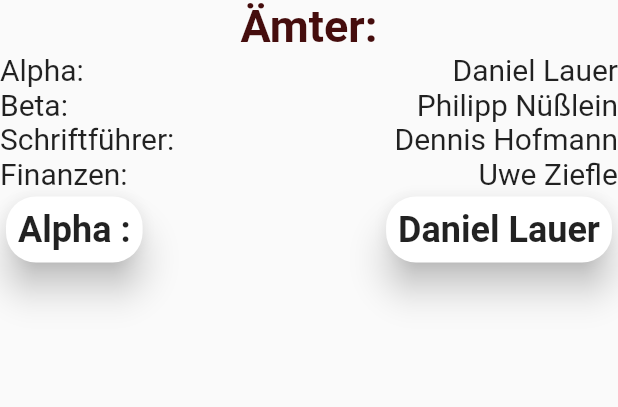
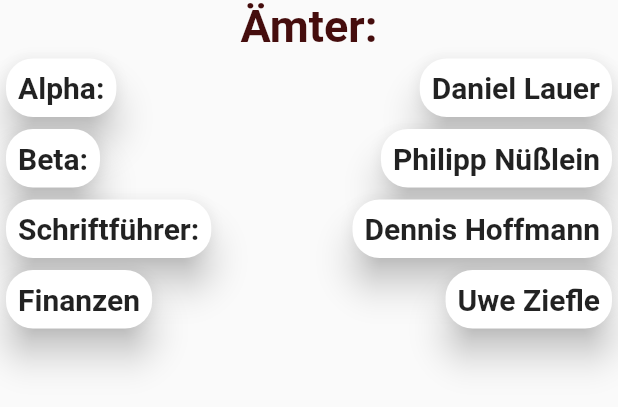
Before and after one commit to Philnue/hirschboeoeg_app, a Flutter app: the AemterWidget widget shown alone on an empty page, opened directly, on a phone screen of 412 x 824 dp. Shown: the top 407 px of the screen. Run offline on Flutter 3.47's test engine with Material 2 defaults, Android fonts, the phone set to English and light mode, and no system bars; our stand-ins replace hive_flutter; accounts and stored records are empty; network calls fail.

Commit message:
made UI CHanges

```diff
--- a/lib/kalendar_page.dart
+++ b/lib/kalendar_page.dart
@@ -36,8 +36,7 @@ class _KalendarClassState extends State<KalendarClass> {
   void loadData() async {
     try {
       HttpHelper httpHelper = HttpHelper();
-      var data =
-          await httpHelper.loadAllTermine(consts.Constants.loadAllTermine);
+      var data = await httpHelper.loadAllTermine();
 
       setState(() {
         transferdata(data);
--- a/lib/widgets/aemter.dart
+++ b/lib/widgets/aemter.dart
@@ -1,4 +1,6 @@
-import 'package:boeoeg_app/widgets/aetmertext.dart';
+import 'package:boeoeg_app/widgets/aemterCard.dart';
+
+import 'package:boeoeg_app/widgets/mitgliederView.dart';
 import 'package:flutter/cupertino.dart';
 import 'package:flutter/material.dart';
 
@@ -29,8 +31,8 @@ class _AemterWidgetState extends State<AemterWidget> {
               Row(
                 mainAxisAlignment: MainAxisAlignment.spaceBetween,
                 children: [
-                  const AemterText(text: "Alpha:"),
-                  const AemterText(
+                  const AemterCard(text: "Alpha:"),
+                  const AemterCard(
                     text: "Daniel Lauer",
                   ),
                 ],
@@ -38,8 +40,8 @@ class _AemterWidgetState extends State<AemterWidget> {
               Row(
                 mainAxisAlignment: MainAxisAlignment.spaceBetween,
                 children: [
-                  AemterText(text: "Beta:"),
-                  AemterText(
+                  const AemterCard(text: "Beta:"),
+                  const AemterCard(
                     text: "Philipp Nüßlein",
                   ),
                 ],
@@ -47,55 +49,22 @@ class _AemterWidgetState extends State<AemterWidget> {
               Row(
                 mainAxisAlignment: MainAxisAlignment.spaceBetween,
                 children: [
-                  AemterText(text: "Schriftführer:"),
-                  AemterText(
-                    text: "Dennis Hofmann",
+                  const AemterCard(text: "Schriftführer:"),
+                  const AemterCard(
+                    text: "Dennis Hoffmann",
                   ),
                 ],
               ),
               Row(
                 mainAxisAlignment: MainAxisAlignment.spaceBetween,
                 children: [
-                  AemterText(text: "Finanzen:"),
-                  AemterText(
-                    text: "Uwe Ziefle",
-                  ),
+                  const AemterCard(text: "Finanzen"),
+                  const AemterCard(text: "Uwe Ziefle"),
                 ],
               ),
-              Row(
-                mainAxisAlignment: MainAxisAlignment.spaceBetween,
-                children: [
-                  Card(
-                    shape: RoundedRectangleBorder(
-                        borderRadius: BorderRadius.circular(20)),
-                    elevation: 10,
-                    child: Padding(
-                      padding: const EdgeInsets.all(8.0),
-                      child: Text(
-                        "Alpha :",
-                        style: TextStyle(
-                            fontSize: 24, fontWeight: FontWeight.bold),
-                      ),
-                    ),
-                  ),
-                  Card(
-                    shape: RoundedRectangleBorder(
-                        borderRadius: BorderRadius.circular(20)),
-                    elevation: 10,
-                    child: Padding(
-                      padding: const EdgeInsets.all(8.0),
-                      child: Text(
-                        "Daniel Lauer",
-                        style: TextStyle(
-                            fontSize: 24, fontWeight: FontWeight.bold),
-                      ),
-                    ),
-                  )
-                ],
-              )
             ],
           ),
-        )
+        ),
       ],
     );
   }
--- /dev/null
+++ b/lib/widgets/aemterCard.dart
@@ -0,0 +1,25 @@
+import 'package:flutter/cupertino.dart';
+import 'package:flutter/material.dart';
+
+class AemterCard extends StatelessWidget {
+  const AemterCard({Key? key, required this.text}) : super(key: key);
+  final String text;
+
+  @override
+  Widget build(BuildContext context) {
+    return Card(
+      shape: RoundedRectangleBorder(borderRadius: BorderRadius.circular(18)),
+      elevation: 10,
+      child: Padding(
+        padding: const EdgeInsets.all(8.0),
+        child: Text(
+          text,
+          style: const TextStyle(
+            fontSize: 20,
+            fontWeight: FontWeight.bold,
+          ),
+        ),
+      ),
+    );
+  }
+}
--- a/lib/widgets/aetmertext.dart
+++ /dev/null
@@ -1,17 +0,0 @@
-import 'package:flutter/cupertino.dart';
-import 'package:flutter/material.dart';
-
-class AemterText extends StatelessWidget {
-  const AemterText({Key? key, required this.text}) : super(key: key);
-
-  final String text;
-
-  @override
-  Widget build(BuildContext context) {
-    return Text(
-      text,
-      textAlign: TextAlign.left,
-      style: TextStyle(fontSize: 20, fontWeight: FontWeight.normal),
-    );
-  }
-}
--- a/lib/widgets/futureBuilderSwitch.dart
+++ b/lib/widgets/futureBuilderSwitch.dart
@@ -70,7 +70,7 @@ class _FutureBuilderSwitchState extends State<FutureBuilderSwitch> {
                             mitgliedId: Hive.box("settings").get("id"));
                       }
 
-                      Navigator.of(context).pop();
+                      //Navigator.of(context).pop();
                     });
                     //! value change und hinzufügen oder löschen aus der db
                   });
```
Also changed, not shown: lib/classes/httpHelper.dart (+25 -2 lines), lib/info_page.dart (+8 -3 lines), lib/widgets/allTerminZusagen.dart (deleted, +0 -56 lines), lib/widgets/mitgliederView.dart (added, +65 -0 lines), lib/widgets/selectedCalendarItem.dart (+8 -3 lines), 11 other files.
